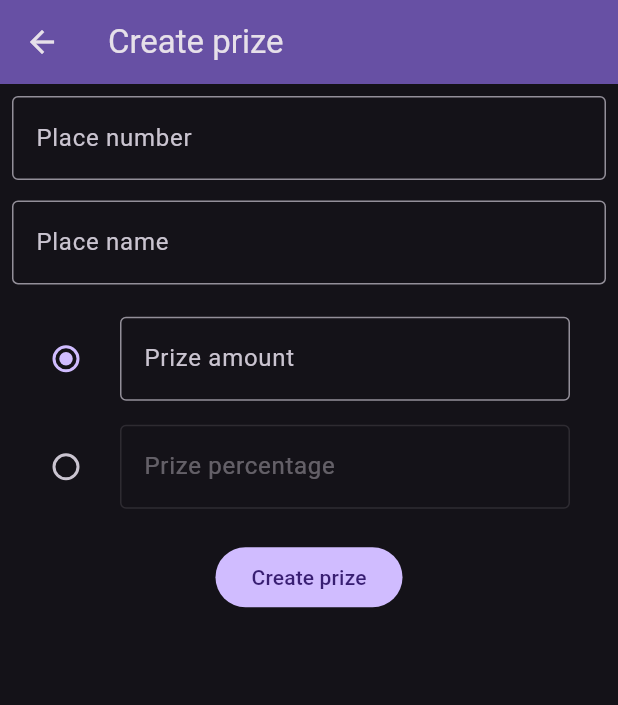
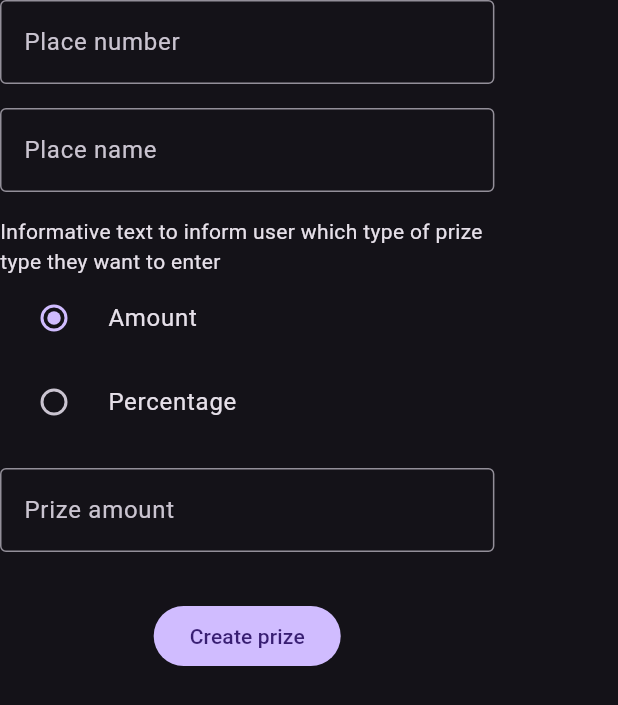
Before and after one commit to berkerozgur/tournament_tracker, a Flutter app: the CreatePrize widget shown alone on an empty page, opened directly, on a phone screen of 412 x 824 dp. Shown: the top 705 px of the screen. Run offline on Flutter 3.47's test engine with Material 3 defaults, Android fonts, the phone set to English and light mode, and no system bars; our stand-ins replace decimal; missing offline and left inert: window_manager.

Commit message:
Refactor CreatePrize and CreateTournament; replace CreatePrizeContainer with CreatePrize, enhance form validation, and improve UI with CustomTextFormField

```diff
--- a/lib/views/create_prize.dart
+++ b/lib/views/create_prize.dart
@@ -3,6 +3,8 @@ import 'package:flutter/material.dart';
 
 import '../global_config.dart';
 import '../models/prize.dart';
+import '../widgets/custom_button.dart';
+import '../widgets/custom_text_form_field.dart';
 
 enum PrizeType { amount, percentage }
 
@@ -14,94 +16,110 @@ class CreatePrize extends StatefulWidget {
 }
 
 class _CreatePrizeState extends State<CreatePrize> {
-  var _groupValue = PrizeType.amount;
+  late final TextEditingController _amountController;
+  late final TextEditingController _percentageController;
+  late final TextEditingController _placeNameController;
+  late final TextEditingController _placeNumberController;
   final _formKey = GlobalKey<FormState>();
-  late final TextEditingController _amount;
-  late final TextEditingController _percentage;
-  late final TextEditingController _placeName;
-  late final TextEditingController _placeNumber;
-
-  bool _isAmountEnabled() => _groupValue == PrizeType.amount;
-  bool _isPercentageEnabled() => _groupValue == PrizeType.percentage;
+  var _groupValue = PrizeType.values.first;
 
   @override
   void initState() {
     super.initState();
-    _amount = TextEditingController();
-    _percentage = TextEditingController();
-    _placeName = TextEditingController();
-    _placeNumber = TextEditingController();
+    _amountController = TextEditingController();
+    _percentageController = TextEditingController();
+    _placeNameController = TextEditingController();
+    _placeNumberController = TextEditingController();
   }
 
   @override
   void dispose() {
-    _amount.dispose();
-    _percentage.dispose();
-    _placeName.dispose();
-    _placeNumber.dispose();
+    _amountController.dispose();
+    _percentageController.dispose();
+    _placeNameController.dispose();
+    _placeNumberController.dispose();
     super.dispose();
   }
 
-  void _clearFields() {
-    _amount.clear();
-    _percentage.clear();
-    _placeName.clear();
-    _placeNumber.clear();
+  void _createPrize() async {
+    if (_formKey.currentState?.validate() ?? false) {
+      final prize = Prize.fromStrings(
+        id: '-1',
+        amount: _amountController.text,
+        percentage: _percentageController.text,
+        placeName: _placeNameController.text,
+        placeNumber: _placeNumberController.text,
+      );
+      final createdPrize = await GlobalConfig.connection.createPrize(prize);
+      if (!mounted) return;
+      Navigator.pop(context, createdPrize);
+    }
+  }
+
+  String? _validateAmount(String? value) {
+    if (value != null) {
+      final amount = Decimal.tryParse(value);
+      if (value.isEmpty || amount == null || amount < Decimal.zero) {
+        return 'Please enter a positive decimal number';
+      }
+    }
+    return null;
+  }
+
+  String? _validatePercentage(String? value) {
+    if (value != null) {
+      final percentage = double.tryParse(value);
+      if (value.isEmpty || percentage == null || percentage < 0) {
+        return 'Please enter a positive decimal number';
+      }
+    }
+    return null;
+  }
+
+  String? _validatePlaceName(String? value) {
+    if (value != null && value.isEmpty) {
+      return 'Please enter a place name';
+    }
+    return null;
+  }
+
+  String? _validatePlaceNumber(String? value) {
+    if (value != null) {
+      final placeNumber = int.tryParse(value);
+      if (value.isEmpty || placeNumber == null || placeNumber < 0) {
+        return 'Please enter a positive integer number';
+      }
+    }
+    return null;
   }
 
   @override
   Widget build(BuildContext context) {
-    return Scaffold(
-      appBar: AppBar(
-        backgroundColor: Theme.of(context).colorScheme.inversePrimary,
-        title: const Text('Create prize'),
-      ),
-      body: Padding(
-        padding: const EdgeInsets.all(8.0),
+    return SizedBox(
+      width: MediaQuery.of(context).size.width * 0.8,
       child: Form(
         key: _formKey,
-          child: SizedBox(
-            width: 136.6 * 5,
         child: Column(
+          mainAxisSize: MainAxisSize.min,
           children: [
-                TextFormField(
-                  controller: _placeNumber,
-                  decoration: const InputDecoration(
-                    border: OutlineInputBorder(),
-                    label: Text('Place number'),
+            CustomTextFormField(
+              controller: _placeNumberController,
+              label: 'Place number',
+              validator: _validatePlaceNumber,
             ),
-                  validator: (value) {
-                    if (value != null) {
-                      final placeNumber = int.tryParse(value);
-                      if (placeNumber == null) {
-                        return 'Please enter an integer number';
-                      } else if (placeNumber < 1) {
-                        return 'Place number can\'t be smaller than 1';
-                      }
-                    }
-                    return null;
-                  },
+            const SizedBox(height: 16),
+            CustomTextFormField(
+              controller: _placeNameController,
+              label: 'Place name',
+              validator: _validatePlaceName,
             ),
-                const SizedBox(
-                  height: 13.6,
+            const SizedBox(height: 16),
+            const Align(
+              alignment: Alignment.centerLeft,
+              child: Text(
+                'Informative text to inform user which type of prize type '
+                'they want to enter',
               ),
-                TextFormField(
-                  controller: _placeName,
-                  decoration: const InputDecoration(
-                    border: OutlineInputBorder(),
-                    label: Text('Place name'),
-                  ),
-                  validator: (value) {
-                    if (value != null) {
-                      if (value.isEmpty) {
-                        return 'Please enter place name';
-                      }
-                    }
-                    return null;
-                  },
-                ),
-                const SizedBox(
-                  height: 13.6,
             ),
             RadioListTile(
               value: PrizeType.amount,
@@ -109,35 +127,9 @@ class _CreatePrizeState extends State<CreatePrize> {
               onChanged: (value) {
                 setState(() {
                   _groupValue = value!;
-                      _amount.clear();
-                      _percentage.clear();
-                      // Focus then unfocus to clear error messages
-                      FocusScope.of(context).requestFocus(FocusNode());
                 });
               },
-                  title: TextFormField(
-                    controller: _amount,
-                    decoration: const InputDecoration(
-                      border: OutlineInputBorder(),
-                      label: Text('Prize amount'),
-                    ),
-                    enabled: _isAmountEnabled(),
-                    validator: (value) {
-                      if (!_isAmountEnabled()) return null;
-                      if (value != null) {
-                        if (_isPercentageEnabled()) {
-                          return null;
-                        }
-                        final prizeAmount = Decimal.tryParse(value);
-                        if (prizeAmount == null) {
-                          return 'Please enter a decimal number';
-                        } else if (prizeAmount <= Decimal.zero) {
-                          return 'Please enter a positive number';
-                        }
-                      }
-                      return null;
-                    },
-                  ),
+              title: const Text('Amount'),
             ),
             RadioListTile(
               value: PrizeType.percentage,
@@ -145,61 +137,30 @@ class _CreatePrizeState extends State<CreatePrize> {
               onChanged: (value) {
                 setState(() {
                   _groupValue = value!;
-                      _amount.clear();
-                      _percentage.clear();
-                      // Focus then unfocus to clear error messages
-                      FocusScope.of(context).requestFocus(FocusNode());
                 });
               },
-                  title: TextFormField(
-                    controller: _percentage,
-                    decoration: const InputDecoration(
-                      border: OutlineInputBorder(),
-                      label: Text('Prize percentage'),
+              title: const Text('Percentage'),
             ),
-                    enabled: _isPercentageEnabled(),
-                    validator: (value) {
-                      if (!_isPercentageEnabled()) return null;
-                      if (value != null) {
-                        if (_isAmountEnabled()) {
-                          return null;
-                        }
-                        final prizePercentage = double.tryParse(value);
-                        if (prizePercentage == null) {
-                          return 'Please enter a decimal number';
-                        } else if (prizePercentage < 0 ||
-                            prizePercentage > 100) {
-                          return 'Percentage has to be between 0 and 100';
-                        }
-                      }
-                      return null;
+            const SizedBox(height: 16),
+            switch (_groupValue) {
+              PrizeType.amount => CustomTextFormField(
+                  controller: _amountController,
+                  label: 'Prize amount',
+                  validator: _validateAmount,
+                ),
+              PrizeType.percentage => CustomTextFormField(
+                  controller: _percentageController,
+                  label: 'Prize percentage',
+                  validator: _validatePercentage,
+                ),
             },
-                  ),
-                ),
-                const SizedBox(
-                  height: 13.6,
-                ),
-                FilledButton(
-                  onPressed: () async {
-                    if (_formKey.currentState?.validate() ?? false) {
-                      final prize = Prize.fromStrings(
-                        id: '-1',
-                        amount: _amount.text,
-                        percentage: _percentage.text,
-                        placeName: _placeName.text,
-                        placeNumber: _placeNumber.text,
-                      );
-
-                      await GlobalConfig.connection.createPrize(prize);
-
-                      _clearFields();
-                    }
-                  },
-                  child: const Text('Create prize'),
+            const SizedBox(height: 32),
+            CustomButton(
+              buttonType: ButtonType.filled,
+              onPressed: _createPrize,
+              text: 'Create prize',
             ),
           ],
-            ),
-          ),
         ),
       ),
     );
--- a/lib/widgets/custom_text_form_field.dart
+++ b/lib/widgets/custom_text_form_field.dart
@@ -1,15 +1,19 @@
 import 'package:flutter/material.dart';
+
+typedef Validator = String? Function(String? value)?;
 
 class CustomTextFormField extends StatelessWidget {
   final TextEditingController controller;
+  final bool isOutlined;
   final String label;
-  final String? Function(String? value)? validator;
+  final Validator validator;
 
   const CustomTextFormField({
     super.key,
     required this.controller,
     required this.label,
     required this.validator,
+    this.isOutlined = true,
   });
 
   @override
@@ -18,7 +22,7 @@ class CustomTextFormField extends StatelessWidget {
       controller: controller,
       decoration: InputDecoration(
         label: Text(label),
-        border: const OutlineInputBorder(),
+        border: isOutlined ? const OutlineInputBorder() : null,
       ),
       validator: validator,
     );
```
Also changed, not shown: lib/views/create_prize_container.dart (deleted, +0 -196 lines), lib/views/create_team.dart (+109 -20 lines), lib/views/create_tournament.dart (+41 -41 lines). Lines whose indentation alone changed are shown as unchanged.
